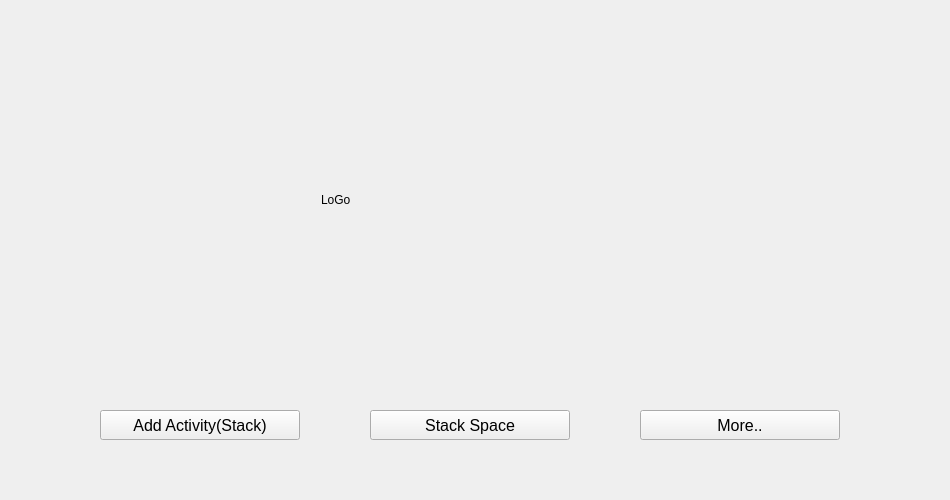
This is src/ui_files/main_menu.ui in rakshith111/Time-Stack as Qt 5 draws it before an edit. The edited form follows.
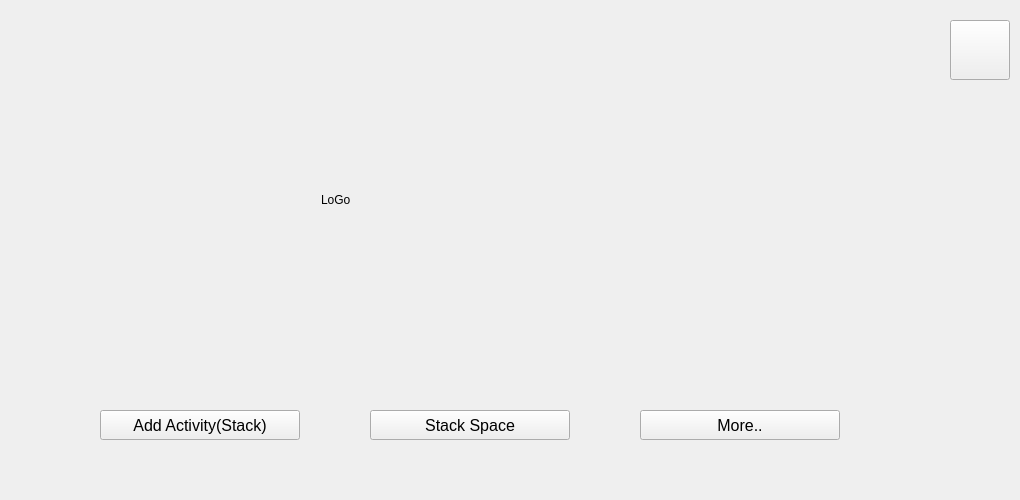
This is the edited form.

Commit message: Add light/dark theme

Patch:
```diff
--- a/src/ui_files/main_menu.ui
+++ b/src/ui_files/main_menu.ui
@@ -6,7 +6,7 @@
    <rect>
     <x>0</x>
     <y>0</y>
-    <width>950</width>
+    <width>1020</width>
     <height>500</height>
    </rect>
   </property>
@@ -18,14 +18,14 @@
   </property>
   <property name="minimumSize">
    <size>
-    <width>950</width>
+    <width>1020</width>
     <height>500</height>
    </size>
   </property>
   <property name="maximumSize">
    <size>
-    <width>950</width>
-    <height>500</height>
+    <width>1020</width>
+    <height>550</height>
    </size>
   </property>
   <property name="windowTitle">
@@ -228,6 +228,34 @@
      </item>
     </layout>
    </widget>
+   <widget class="QPushButton" name="toggle_theme">
+    <property name="enabled">
+     <bool>true</bool>
+    </property>
+    <property name="geometry">
+     <rect>
+      <x>950</x>
+      <y>20</y>
+      <width>60</width>
+      <height>60</height>
+     </rect>
+    </property>
+    <property name="minimumSize">
+     <size>
+      <width>60</width>
+      <height>60</height>
+     </size>
+    </property>
+    <property name="maximumSize">
+     <size>
+      <width>60</width>
+      <height>60</height>
+     </size>
+    </property>
+    <property name="text">
+     <string/>
+    </property>
+   </widget>
   </widget>
  </widget>
  <resources/>
```
The commit also changes 1 other file.
